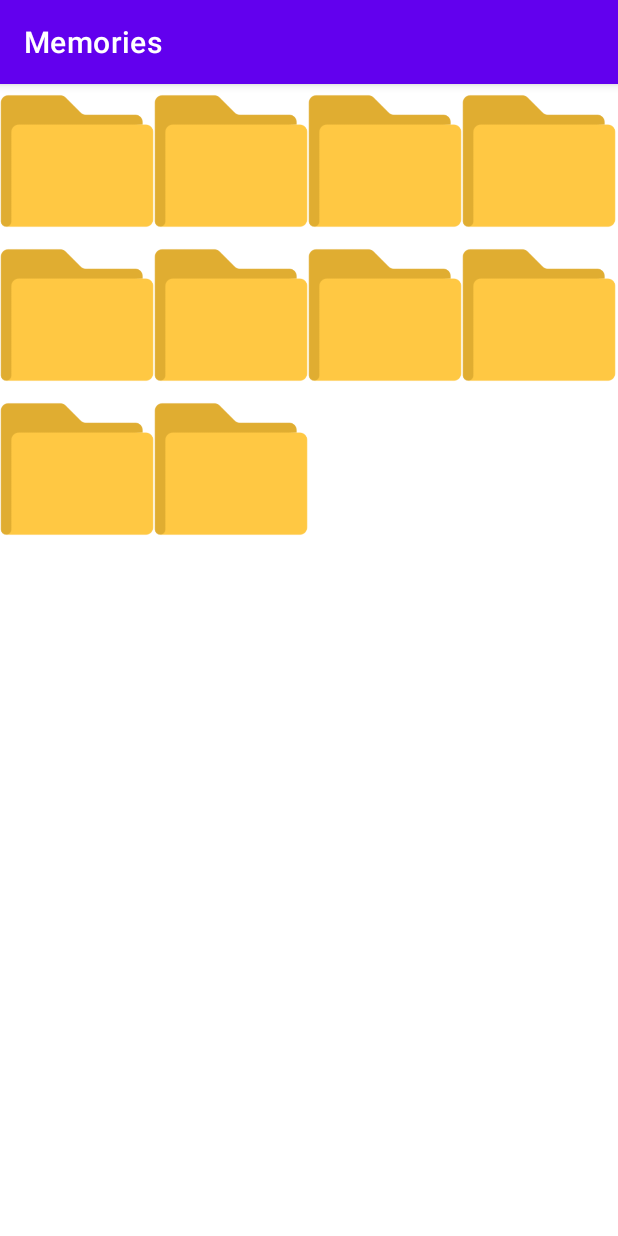
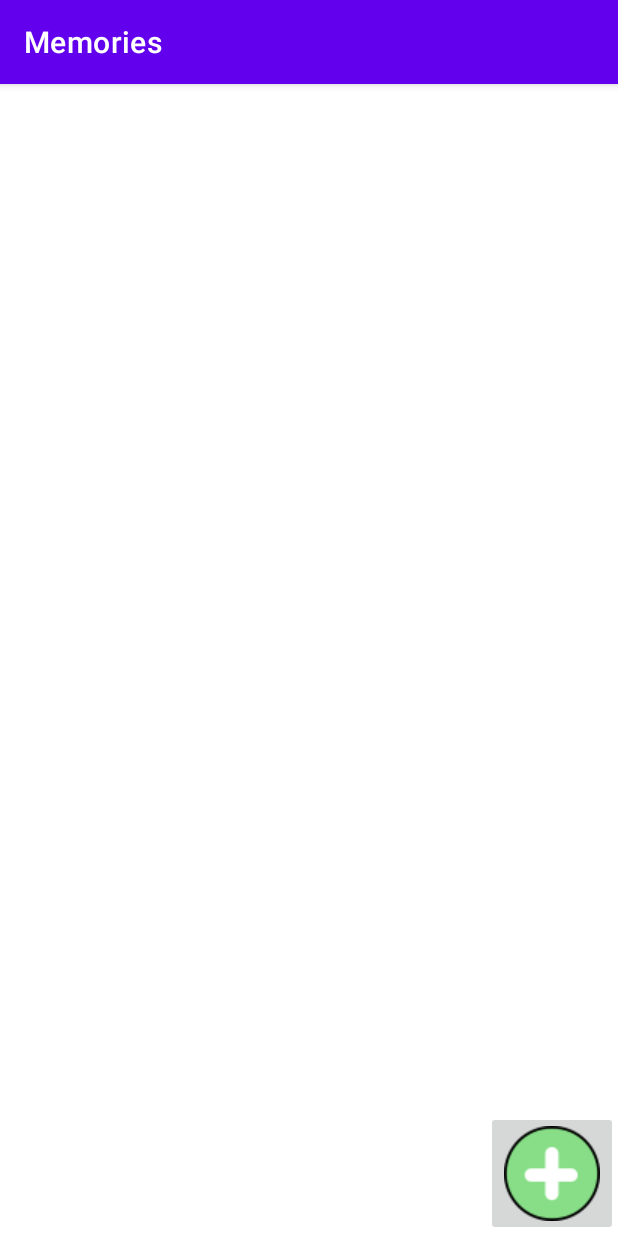
Before and after one commit to JuliaMourier/MEMORIES, an Android app: the screen it shows after launch (ShowFoldersActivity), on a phone screen of 412 x 824 dp. Run offline under Robolectric (Android 15) with nearby library versions, the phone set to English and light mode, and no system bars.

Commit message:
Ajout bouton d'ajout

```diff
--- a/app/src/main/java/com/example/memories/ShowFoldersActivity.java
+++ b/app/src/main/java/com/example/memories/ShowFoldersActivity.java
@@ -6,12 +6,20 @@ import android.app.ActionBar;
 import android.os.Bundle;
 import android.util.DisplayMetrics;
 import android.view.Display;
+import android.view.Gravity;
+import android.view.View;
 import android.view.ViewGroup;
+import android.widget.FrameLayout;
 import android.widget.GridLayout;
+import android.widget.ImageButton;
 import android.widget.ImageView;
+import android.widget.TextView;
 
 public class ShowFoldersActivity extends AppCompatActivity {
     GridLayout foldersGridLayout;
+    ImageButton addButton;
+    float density, dpHeight, dpWidth;
+    int rowCount, columnCount,folderIconPxSize;
     @Override
     protected void onCreate(Bundle savedInstanceState) {
         super.onCreate(savedInstanceState);
@@ -20,20 +28,47 @@ public class ShowFoldersActivity extends AppCompatActivity {
         DisplayMetrics outMetrics = new DisplayMetrics ();
         display.getMetrics(outMetrics);
 
-        float density  = getResources().getDisplayMetrics().density;
-        float dpHeight = outMetrics.heightPixels / density;
-        float dpWidth  = outMetrics.widthPixels / density;
-        int rowCount =4;
-        int columnCount=4;
-        int folderIconDpSize = (int)(outMetrics.widthPixels/columnCount);
+        density  = getResources().getDisplayMetrics().density;
+        dpHeight = outMetrics.heightPixels / density;
+        dpWidth  = outMetrics.widthPixels / density;
+        rowCount =4;
+        columnCount=4;
+        folderIconPxSize = (int)(outMetrics.widthPixels/columnCount);
         this.foldersGridLayout= (GridLayout)findViewById(R.id.folder_grid);
+        this.addButton = findViewById(R.id.add_button);
         for(int i =0;i<10;i++){
-            ImageView folderIcon = new ImageView(this);
-            ViewGroup.LayoutParams params = new ActionBar.LayoutParams(folderIconDpSize,folderIconDpSize);
-            folderIcon.setLayoutParams(params);
-            folderIcon.setBackgroundResource(R.drawable.folder_icon);
-            foldersGridLayout.addView(folderIcon);
+
 
         }
+        this.setOnClick(addButton,this);
+
+    }
+    protected void addFolder(){
+        ViewGroup.LayoutParams paramsFrameLayout = new ActionBar.LayoutParams(folderIconPxSize,folderIconPxSize);
+        ViewGroup.LayoutParams paramsIcon = new ViewGroup.LayoutParams((int)(folderIconPxSize*0.8), (int)(folderIconPxSize*0.8));
+        FrameLayout.LayoutParams paramsText = new FrameLayout.LayoutParams(ViewGroup.LayoutParams.WRAP_CONTENT, ViewGroup.LayoutParams.WRAP_CONTENT);
+
+        FrameLayout cellFolderIcon = new FrameLayout(this);
+        ImageView folderIcon = new ImageView(this);
+        TextView folderName = new TextView(this);
+
+        cellFolderIcon.setLayoutParams(paramsFrameLayout);
+        folderName.setText("Nom");
+        paramsText.gravity = Gravity.BOTTOM;
+        folderIcon.setLayoutParams(paramsIcon);
+        folderIcon.setBackgroundResource(R.drawable.folder_icon);
+        folderName.setLayoutParams(paramsText);
+
+        cellFolderIcon.addView(folderIcon);
+        cellFolderIcon.addView(folderName);
+        foldersGridLayout.addView(cellFolderIcon);
+    }
+    protected void setOnClick(ImageButton button, ShowFoldersActivity activity){
+        button.setOnClickListener(new View.OnClickListener() {
+            @Override
+            public void onClick(View view) {
+                activity.addFolder();
+            }
+        });
     }
 }
--- a/app/src/main/res/layout/activity_show_folders.xml
+++ b/app/src/main/res/layout/activity_show_folders.xml
@@ -1,11 +1,11 @@
 <?xml version="1.0" encoding="utf-8"?>
-<LinearLayout
+<FrameLayout
     xmlns:android="http://schemas.android.com/apk/res/android"
     xmlns:tools="http://schemas.android.com/tools"
     android:layout_width="match_parent"
     android:layout_height="match_parent"
-    tools:context=".ShowFoldersActivity">
-
+    tools:context=".ShowFoldersActivity"
+    android:orientation="vertical">
     <GridLayout
         android:layout_width="match_parent"
         android:layout_height="wrap_content"
@@ -13,5 +13,16 @@
         android:columnCount="4"
         android:id="@+id/folder_grid">
     </GridLayout>
+    <FrameLayout
+        android:layout_width="match_parent"
+        android:layout_height="wrap_content"
+        android:layout_gravity="bottom">
+        <ImageButton
+            android:layout_width="wrap_content"
+            android:layout_height="wrap_content"
+            android:src="@drawable/plus"
+            android:id="@+id/add_button"
+            android:layout_gravity="right"></ImageButton>
+    </FrameLayout>
 
-</LinearLayout>
+</FrameLayout>
```
